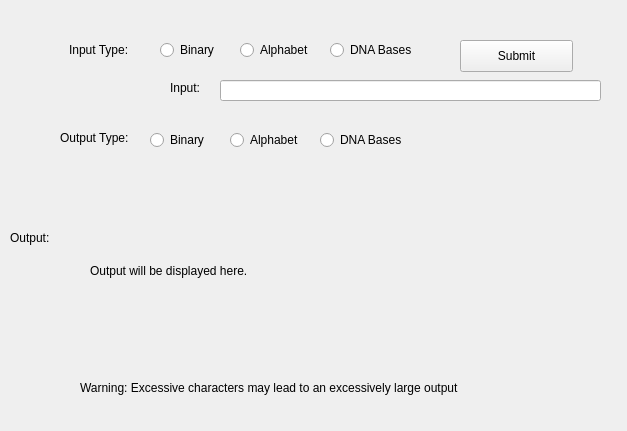
Above: gui.ui from GobsmackedMoose/BinarytoDNA before the change. Below: the same form after it.
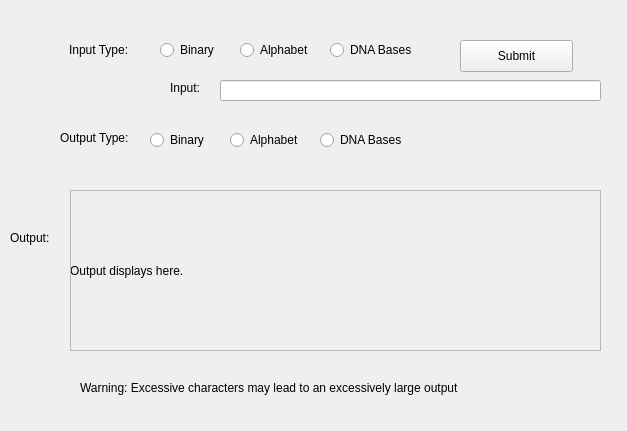
That is the form after the change.

```diff
--- a/gui.ui
+++ b/gui.ui
@@ -177,28 +177,6 @@
     <string>Output: </string>
    </property>
   </widget>
-  <widget class="QLabel" name="label_5">
-   <property name="geometry">
-    <rect>
-     <x>90</x>
-     <y>190</y>
-     <width>521</width>
-     <height>161</height>
-    </rect>
-   </property>
-   <property name="sizePolicy">
-    <sizepolicy hsizetype="Expanding" vsizetype="Expanding">
-     <horstretch>0</horstretch>
-     <verstretch>0</verstretch>
-    </sizepolicy>
-   </property>
-   <property name="text">
-    <string>Output will be displayed here. </string>
-   </property>
-   <property name="wordWrap">
-    <bool>true</bool>
-   </property>
-  </widget>
   <widget class="QPushButton" name="pushButton">
    <property name="geometry">
     <rect>
@@ -225,6 +203,60 @@
     <string>Warning: Excessive characters may lead to an excessively large output</string>
    </property>
   </widget>
+  <widget class="QScrollArea" name="scrollArea">
+   <property name="geometry">
+    <rect>
+     <x>70</x>
+     <y>190</y>
+     <width>531</width>
+     <height>161</height>
+    </rect>
+   </property>
+   <property name="widgetResizable">
+    <bool>true</bool>
+   </property>
+   <widget class="QWidget" name="scrollAreaWidgetContents">
+    <property name="geometry">
+     <rect>
+      <x>0</x>
+      <y>0</y>
+      <width>529</width>
+      <height>159</height>
+     </rect>
+    </property>
+    <widget class="QWidget" name="widget" native="true">
+     <property name="geometry">
+      <rect>
+       <x>-1</x>
+       <y>-1</y>
+       <width>531</width>
+       <height>161</height>
+      </rect>
+     </property>
+     <layout class="QVBoxLayout" name="verticalLayout">
+      <item>
+       <widget class="QLabel" name="label_5">
+        <property name="enabled">
+         <bool>true</bool>
+        </property>
+        <property name="sizePolicy">
+         <sizepolicy hsizetype="Expanding" vsizetype="Expanding">
+          <horstretch>0</horstretch>
+          <verstretch>0</verstretch>
+         </sizepolicy>
+        </property>
+        <property name="text">
+         <string>Output displays here. </string>
+        </property>
+        <property name="wordWrap">
+         <bool>true</bool>
+        </property>
+       </widget>
+      </item>
+     </layout>
+    </widget>
+   </widget>
+  </widget>
  </widget>
  <resources/>
  <connections/>
```
